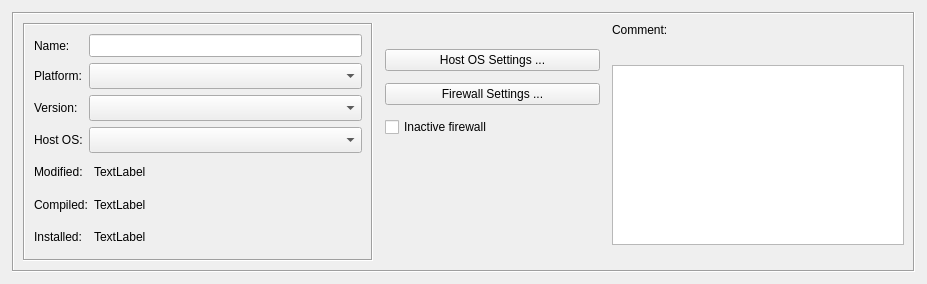
The window that src/gui/firewalldialog_q.ui (fwbuilder/fwbuilder) describes before a commit, drawn with Qt 5.
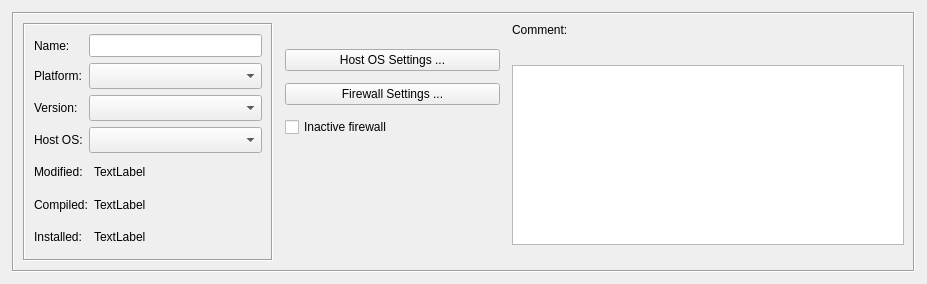
The same window after the commit. Custom widgets are drawn as their Qt base class.

Commit message: Fixed #1644 and #1598: window has now minimal size 950x500

The edit to the form file:
```diff
--- a/src/gui/firewalldialog_q.ui
+++ b/src/gui/firewalldialog_q.ui
@@ -37,17 +37,17 @@
       <property name="spacing" >
        <number>12</number>
       </property>
-      <item rowspan="5" row="0" column="0" >
-       <widget class="QFrame" name="frame7_2" >
-        <property name="sizePolicy" >
-         <sizepolicy vsizetype="Preferred" hsizetype="Fixed" >
+      <item row="0" column="0" rowspan="5">
+       <widget class="QFrame" name="frame7_2">
+        <property name="sizePolicy">
+         <sizepolicy hsizetype="Maximum" vsizetype="Preferred">
           <horstretch>0</horstretch>
           <verstretch>0</verstretch>
          </sizepolicy>
         </property>
-        <property name="minimumSize" >
+        <property name="minimumSize">
          <size>
-          <width>350</width>
+          <width>250</width>
           <height>0</height>
          </size>
         </property>
@@ -96,9 +96,9 @@
                <verstretch>0</verstretch>
               </sizepolicy>
              </property>
-             <property name="minimumSize" >
+             <property name="minimumSize">
               <size>
-               <width>200</width>
+               <width>100</width>
                <height>23</height>
               </size>
              </property>
@@ -134,9 +134,9 @@
                <verstretch>0</verstretch>
               </sizepolicy>
              </property>
-             <property name="minimumSize" >
+             <property name="minimumSize">
               <size>
-               <width>0</width>
+               <width>100</width>
                <height>26</height>
               </size>
              </property>
@@ -172,9 +172,9 @@
                <verstretch>0</verstretch>
               </sizepolicy>
              </property>
-             <property name="minimumSize" >
+             <property name="minimumSize">
               <size>
-               <width>0</width>
+               <width>100</width>
                <height>26</height>
               </size>
              </property>
@@ -210,9 +210,9 @@
                <verstretch>0</verstretch>
               </sizepolicy>
              </property>
-             <property name="minimumSize" >
+             <property name="minimumSize">
               <size>
-               <width>0</width>
+               <width>100</width>
                <height>26</height>
               </size>
              </property>
@@ -220,12 +220,12 @@
            </item>
           </layout>
          </item>
-         <item row="1" column="0" >
-          <layout class="QGridLayout" name="gridLayout_3" >
-           <item row="0" column="0" >
-            <widget class="QLabel" name="label" >
-             <property name="sizePolicy" >
-              <sizepolicy vsizetype="Preferred" hsizetype="Minimum" >
+         <item row="1" column="0">
+          <layout class="QGridLayout" name="gridLayout_3">
+           <item row="0" column="0">
+            <widget class="QLabel" name="label">
+             <property name="sizePolicy">
+              <sizepolicy hsizetype="Maximum" vsizetype="Preferred">
                <horstretch>0</horstretch>
                <verstretch>0</verstretch>
               </sizepolicy>
@@ -235,10 +235,10 @@
              </property>
             </widget>
            </item>
-           <item row="0" column="1" >
-            <widget class="QLabel" name="last_modified" >
-             <property name="sizePolicy" >
-              <sizepolicy vsizetype="Preferred" hsizetype="Expanding" >
+           <item row="0" column="1">
+            <widget class="QLabel" name="last_modified">
+             <property name="sizePolicy">
+              <sizepolicy hsizetype="Minimum" vsizetype="Preferred">
                <horstretch>0</horstretch>
                <verstretch>0</verstretch>
               </sizepolicy>
@@ -261,10 +261,10 @@
              </property>
             </widget>
            </item>
-           <item row="1" column="1" >
-            <widget class="QLabel" name="last_compiled" >
-             <property name="sizePolicy" >
-              <sizepolicy vsizetype="Preferred" hsizetype="Expanding" >
+           <item row="1" column="1">
+            <widget class="QLabel" name="last_compiled">
+             <property name="sizePolicy">
+              <sizepolicy hsizetype="Minimum" vsizetype="Preferred">
                <horstretch>0</horstretch>
                <verstretch>0</verstretch>
               </sizepolicy>
@@ -274,10 +274,10 @@
              </property>
             </widget>
            </item>
-           <item row="2" column="0" >
-            <widget class="QLabel" name="label_3" >
-             <property name="sizePolicy" >
-              <sizepolicy vsizetype="Preferred" hsizetype="Minimum" >
+           <item row="2" column="0">
+            <widget class="QLabel" name="label_3">
+             <property name="sizePolicy">
+              <sizepolicy hsizetype="Maximum" vsizetype="Preferred">
                <horstretch>0</horstretch>
                <verstretch>0</verstretch>
               </sizepolicy>
@@ -287,10 +287,10 @@
              </property>
             </widget>
            </item>
-           <item row="2" column="1" >
-            <widget class="QLabel" name="last_installed" >
-             <property name="sizePolicy" >
-              <sizepolicy vsizetype="Preferred" hsizetype="Expanding" >
+           <item row="2" column="1">
+            <widget class="QLabel" name="last_installed">
+             <property name="sizePolicy">
+              <sizepolicy hsizetype="Minimum" vsizetype="Preferred">
                <horstretch>0</horstretch>
                <verstretch>0</verstretch>
               </sizepolicy>
```
Left out of the diff: 265 changed lines with no effect on the pictures. The commit also changes 1 other file.
